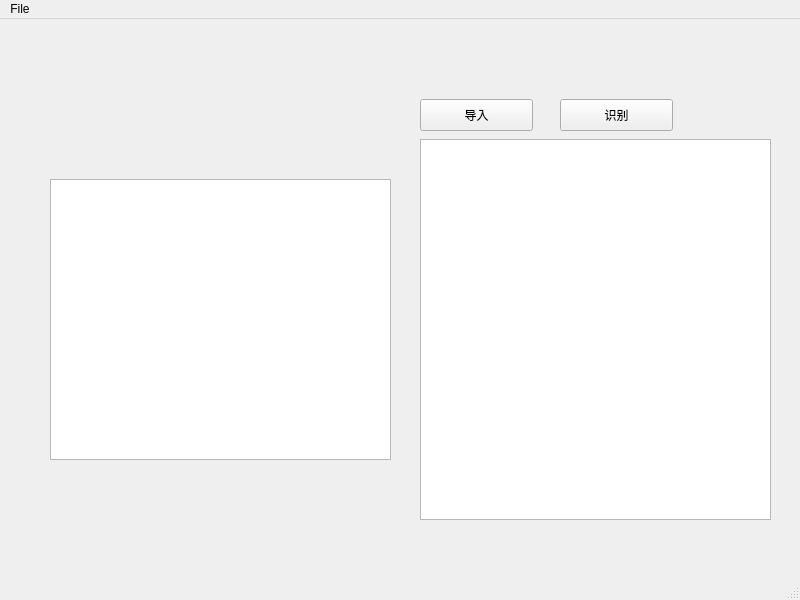
Old version of the form resources/ui/MainWindow.ui in the repository BluesJiang/PlateRecognition.
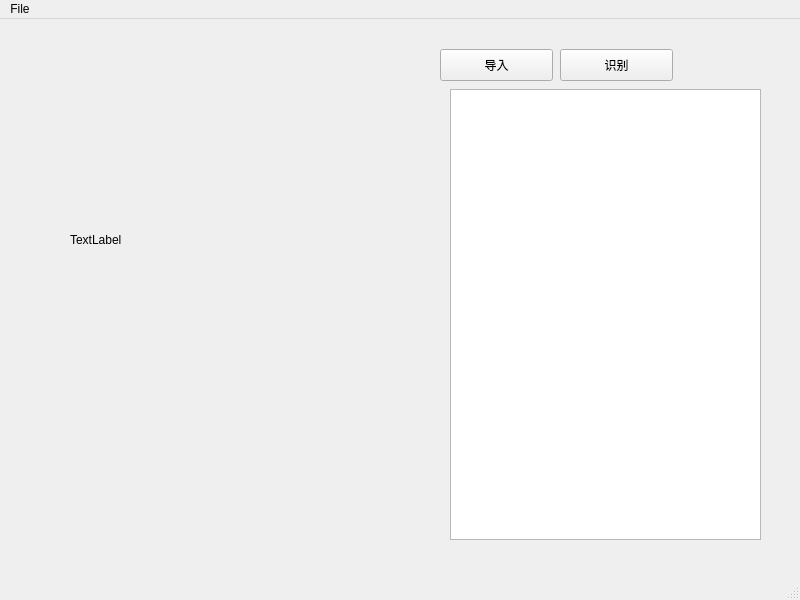
New version of the form.

Commit message: build the basic user interface

```diff
--- a/resources/ui/MainWindow.ui
+++ b/resources/ui/MainWindow.ui
@@ -17,18 +17,18 @@
    <widget class="QTableView" name="tableView">
     <property name="geometry">
      <rect>
-      <x>420</x>
-      <y>120</y>
-      <width>351</width>
-      <height>381</height>
+      <x>450</x>
+      <y>70</y>
+      <width>311</width>
+      <height>451</height>
      </rect>
     </property>
    </widget>
    <widget class="QPushButton" name="pushButton">
     <property name="geometry">
      <rect>
-      <x>420</x>
-      <y>80</y>
+      <x>440</x>
+      <y>30</y>
       <width>113</width>
       <height>32</height>
      </rect>
@@ -41,7 +41,7 @@
     <property name="geometry">
      <rect>
       <x>560</x>
-      <y>80</y>
+      <y>30</y>
       <width>113</width>
       <height>32</height>
      </rect>
@@ -50,15 +50,18 @@
      <string>识别</string>
     </property>
    </widget>
-   <widget class="QGraphicsView" name="graphicsView">
+   <widget class="QLabel" name="label">
     <property name="geometry">
      <rect>
-      <x>50</x>
-      <y>160</y>
-      <width>341</width>
-      <height>281</height>
+      <x>70</x>
+      <y>60</y>
+      <width>351</width>
+      <height>321</height>
      </rect>
     </property>
+    <property name="text">
+     <string>TextLabel</string>
+    </property>
    </widget>
   </widget>
   <widget class="QMenuBar" name="menubar">
```
Left out of the diff: 23 changed lines with no effect on the pictures. The commit also changes 4 other files.
